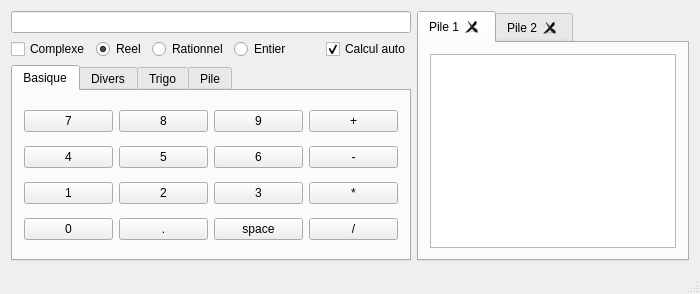
Above: ProjetLO21/mainwindow.ui from Pitouli/lo21-ahmed-pitouli before the change. Below: the same form after it.
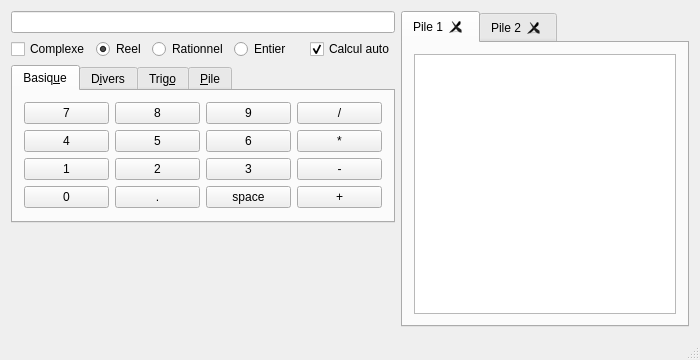
That is the form after the change. The open tabs and pages were chosen to show the change.

The edit to the form file:
```diff
--- a/ProjetLO21/mainwindow.ui
+++ b/ProjetLO21/mainwindow.ui
@@ -7,7 +7,7 @@
     <x>0</x>
     <y>0</y>
     <width>700</width>
-    <height>294</height>
+    <height>360</height>
    </rect>
   </property>
   <property name="windowTitle">
@@ -22,8 +22,8 @@
       </property>
      </widget>
     </item>
-    <item row="0" column="1" rowspan="3">
-     <widget class="QTabWidget" name="tabWidget_2">
+    <item row="0" column="1" rowspan="4">
+     <widget class="QTabWidget" name="tabWidget_pile">
       <property name="minimumSize">
        <size>
         <width>250</width>
@@ -113,8 +113,8 @@
         </property>
         <property name="sizeHint" stdset="0">
          <size>
-          <width>40</width>
-          <height>20</height>
+          <width>13</width>
+          <height>16</height>
          </size>
         </property>
        </spacer>
@@ -134,6 +134,19 @@
       </item>
      </layout>
     </item>
+    <item row="3" column="0">
+     <spacer name="verticalSpacer">
+      <property name="orientation">
+       <enum>Qt::Vertical</enum>
+      </property>
+      <property name="sizeHint" stdset="0">
+       <size>
+        <width>20</width>
+        <height>1000</height>
+       </size>
+      </property>
+     </spacer>
+    </item>
     <item row="2" column="0">
      <widget class="QTabWidget" name="tabWidget">
       <property name="toolTip">
@@ -150,11 +163,16 @@
       </property>
       <widget class="QWidget" name="tab_3">
        <attribute name="title">
-        <string>Basique</string>
+        <string>Basiq&amp;ue</string>
+       </attribute>
+       <attribute name="toolTip">
+        <string>Pavé numérique et de calcul de base
+Raccourci : U
+NB: les boutons sont perpétuellement rattachés aux touches de clavier correspondantes</string>
        </attribute>
        <layout class="QGridLayout" name="gridLayout_2">
         <item row="0" column="0">
-         <widget class="QPushButton" name="pushButton_25">
+         <widget class="QPushButton" name="pushButton_7">
           <property name="text">
            <string>7</string>
           </property>
@@ -164,7 +182,7 @@
          </widget>
         </item>
         <item row="0" column="1">
-         <widget class="QPushButton" name="pushButton_26">
+         <widget class="QPushButton" name="pushButton_8">
           <property name="text">
            <string>8</string>
           </property>
@@ -174,27 +192,14 @@
          </widget>
         </item>
         <item row="0" column="2">
-         <widget class="QPushButton" name="pushButton_27">
+         <widget class="QPushButton" name="pushButton_9">
           <property name="text">
            <string>9</string>
-          </property>
-          <property name="shortcut">
-           <string>9</string>
-          </property>
-         </widget>
-        </item>
-        <item row="0" column="3">
-         <widget class="QPushButton" name="pushButton_28">
-          <property name="text">
-           <string>+</string>
-          </property>
-          <property name="shortcut">
-           <string>+</string>
           </property>
          </widget>
         </item>
         <item row="1" column="0">
-         <widget class="QPushButton" name="pushButton_29">
+         <widget class="QPushButton" name="pushButton_4">
           <property name="text">
            <string>4</string>
           </property>
@@ -204,7 +209,7 @@
          </widget>
         </item>
         <item row="1" column="1">
-         <widget class="QPushButton" name="pushButton_30">
+         <widget class="QPushButton" name="pushButton_5">
           <property name="text">
            <string>5</string>
           </property>
@@ -214,22 +219,9 @@
          </widget>
         </item>
         <item row="1" column="2">
-         <widget class="QPushButton" name="pushButton_31">
+         <widget class="QPushButton" name="pushButton_6">
           <property name="text">
            <string>6</string>
-          </property>
-          <property name="shortcut">
-           <string>6</string>
-          </property>
-         </widget>
-        </item>
-        <item row="1" column="3">
-         <widget class="QPushButton" name="pushButton_32">
-          <property name="text">
-           <string>-</string>
-          </property>
-          <property name="shortcut">
-           <string>-</string>
           </property>
          </widget>
         </item>
@@ -244,7 +236,7 @@
          </widget>
         </item>
         <item row="2" column="1">
-         <widget class="QPushButton" name="pushButton_34">
+         <widget class="QPushButton" name="pushButton_2">
           <property name="text">
            <string>2</string>
           </property>
@@ -254,22 +246,9 @@
          </widget>
         </item>
         <item row="2" column="2">
-         <widget class="QPushButton" name="pushButton_35">
+         <widget class="QPushButton" name="pushButton_3">
           <property name="text">
            <string>3</string>
-          </property>
-          <property name="shortcut">
-           <string>3</string>
-          </property>
-         </widget>
-        </item>
-        <item row="2" column="3">
-         <widget class="QPushButton" name="pushButton_36">
-          <property name="text">
-           <string>*</string>
-          </property>
-          <property name="shortcut">
-           <string>*</string>
           </property>
          </widget>
         </item>
@@ -298,18 +277,33 @@
           <property name="text">
            <string>space</string>
           </property>
-          <property name="shortcut">
-           <string>Space</string>
+         </widget>
+        </item>
+        <item row="0" column="3">
+         <widget class="QPushButton" name="pushButton_diviser">
+          <property name="text">
+           <string>/</string>
           </property>
          </widget>
         </item>
         <item row="3" column="3">
          <widget class="QPushButton" name="pushButton_40">
           <property name="text">
-           <string>/</string>
+           <string>+</string>
           </property>
-          <property name="shortcut">
-           <string>/</string>
+         </widget>
+        </item>
+        <item row="2" column="3">
+         <widget class="QPushButton" name="pushButton_moins">
+          <property name="text">
+           <string>-</string>
+          </property>
+         </widget>
+        </item>
+        <item row="1" column="3">
+         <widget class="QPushButton" name="pushButton_fois">
+          <property name="text">
+           <string>*</string>
           </property>
          </widget>
         </item>
@@ -317,11 +311,15 @@
       </widget>
       <widget class="QWidget" name="tab_6">
        <attribute name="title">
-        <string>Divers</string>
+        <string>D&amp;ivers</string>
+       </attribute>
+       <attribute name="toolTip">
+        <string>Diverses fonctions mathématiques
+Raccourci : I</string>
        </attribute>
        <layout class="QGridLayout" name="gridLayout_6">
         <item row="0" column="0">
-         <widget class="QPushButton" name="pushButton_2">
+         <widget class="QPushButton" name="pushButton_pow">
           <property name="toolTip">
            <string>&lt;!DOCTYPE HTML PUBLIC &quot;-//W3C//DTD HTML 4.0//EN&quot; &quot;http://www.w3.org/TR/REC-html40/strict.dtd&quot;&gt;
 &lt;html&gt;&lt;head&gt;&lt;meta name=&quot;qrichtext&quot; content=&quot;1&quot; /&gt;&lt;style type=&quot;text/css&quot;&gt;
@@ -351,7 +349,7 @@
          </widget>
         </item>
         <item row="0" column="2">
-         <widget class="QPushButton" name="pushButton_6">
+         <widget class="QPushButton" name="pushButton_mod">
           <property name="text">
            <string>MOD</string>
           </property>
@@ -361,7 +359,7 @@
          </widget>
         </item>
         <item row="1" column="0">
-         <widget class="QPushButton" name="pushButton_3">
+         <widget class="QPushButton" name="pushButton_sqrt">
           <property name="toolTip">
            <string>&lt;!DOCTYPE HTML PUBLIC &quot;-//W3C//DTD HTML 4.0//EN&quot; &quot;http://www.w3.org/TR/REC-html40/strict.dtd&quot;&gt;
 &lt;html&gt;&lt;head&gt;&lt;meta name=&quot;qrichtext&quot; content=&quot;1&quot; /&gt;&lt;style type=&quot;text/css&quot;&gt;
@@ -380,7 +378,7 @@
          </widget>
         </item>
         <item row="1" column="1">
-         <widget class="QPushButton" name="pushButton_7">
+         <widget class="QPushButton" name="pushButton_sign">
           <property name="text">
            <string>SIGN</string>
           </property>
@@ -400,7 +398,7 @@
          </widget>
         </item>
         <item row="3" column="0">
-         <widget class="QPushButton" name="pushButton_4">
+         <widget class="QPushButton" name="pushButton_sqr">
           <property name="text">
            <string>SQR</string>
           </property>
@@ -410,14 +408,14 @@
          </widget>
         </item>
         <item row="3" column="1">
-         <widget class="QPushButton" name="pushButton_8">
+         <widget class="QPushButton" name="pushButton_ln">
           <property name="text">
            <string>LN</string>
           </property>
          </widget>
         </item>
         <item row="4" column="0">
-         <widget class="QPushButton" name="pushButton_5">
+         <widget class="QPushButton" name="pushButton_cube">
           <property name="text">
            <string>CUBE</string>
           </property>
@@ -427,7 +425,7 @@
          </widget>
         </item>
         <item row="4" column="1">
-         <widget class="QPushButton" name="pushButton_9">
+         <widget class="QPushButton" name="pushButton_log">
           <property name="text">
            <string>LOG</string>
           </property>
@@ -450,7 +448,11 @@
       </widget>
       <widget class="QWidget" name="tab_4">
        <attribute name="title">
-        <string>Trigo</string>
+        <string>Trig&amp;o</string>
+       </attribute>
+       <attribute name="toolTip">
+        <string>Fonctions trigonométriques
+Raccourci : O</string>
        </attribute>
        <layout class="QGridLayout" name="gridLayout_3">
         <item row="0" column="0">
@@ -520,7 +522,11 @@
       </widget>
       <widget class="QWidget" name="tab_5">
        <attribute name="title">
-        <string>Pile</string>
+        <string>&amp;Pile</string>
+       </attribute>
+       <attribute name="toolTip">
+        <string>Fonctions pour agir sur la pile.
+Raccourci : P</string>
        </attribute>
        <layout class="QGridLayout" name="gridLayout_4">
         <item row="0" column="0">
```
Left out of the diff: 152 changed lines with no effect on the pictures.
